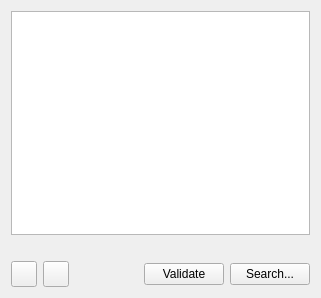
Old version of the form wizard/ui/toolchain_select.ui in the repository imby/STM32VLDiscovery_BeRTOS.
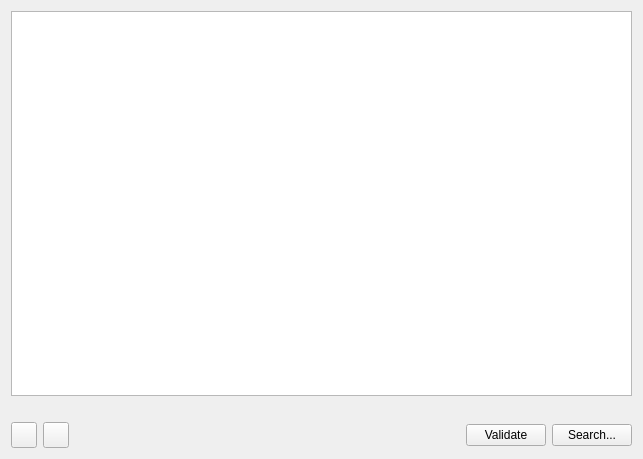
New version of the form. Icons and pictures are not drawn.

What changed in the file:
```diff
--- a/wizard/ui/toolchain_select.ui
+++ b/wizard/ui/toolchain_select.ui
@@ -6,8 +6,8 @@
    <rect>
     <x>0</x>
     <y>0</y>
-    <width>321</width>
-    <height>298</height>
+    <width>643</width>
+    <height>459</height>
    </rect>
   </property>
   <property name="windowTitle">
@@ -15,7 +15,14 @@
   </property>
   <layout class="QVBoxLayout" name="verticalLayout">
    <item>
-    <widget class="QListWidget" name="toolchainList"/>
+    <widget class="QListWidget" name="toolchainList">
+     <property name="minimumSize">
+      <size>
+       <width>200</width>
+       <height>0</height>
+      </size>
+     </property>
+    </widget>
    </item>
    <item>
     <widget class="QLabel" name="infoLabel">
```
